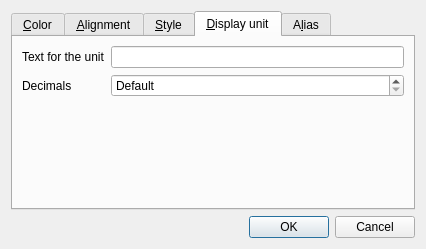
First picture: the form in src/Mod/Spreadsheet/Gui/PropertiesDialog.ui, repository AstoCAD/FreeCAD, before the edit.
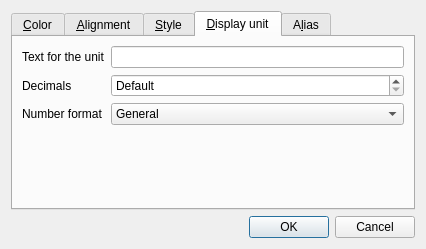
Second picture: the form after the edit. The open tabs and pages were chosen to show the change. Custom widgets are drawn as their Qt base class.

Commit message: Spreadsheet: percent and scientific number formats

```diff
--- a/src/Mod/Spreadsheet/Gui/PropertiesDialog.ui
+++ b/src/Mod/Spreadsheet/Gui/PropertiesDialog.ui
@@ -269,7 +269,36 @@
          </property>
         </widget>
        </item>
+       <item row="2" column="0">
+        <widget class="QLabel" name="labelNumberFormat">
+         <property name="text">
+          <string>Number format</string>
+         </property>
+        </widget>
+       </item>
        <item row="2" column="1">
+        <widget class="QComboBox" name="numberFormat">
+         <property name="toolTip">
+          <string>How numbers are written in the cell; the percentage applies to numbers without a unit</string>
+         </property>
+         <item>
+          <property name="text">
+           <string>General</string>
+          </property>
+         </item>
+         <item>
+          <property name="text">
+           <string>Percentage</string>
+          </property>
+         </item>
+         <item>
+          <property name="text">
+           <string>Scientific</string>
+          </property>
+         </item>
+        </widget>
+       </item>
+       <item row="3" column="1">
         <spacer name="verticalSpacer">
          <property name="orientation">
           <enum>Qt::Vertical</enum>
```
The commit also changes 13 other files.
